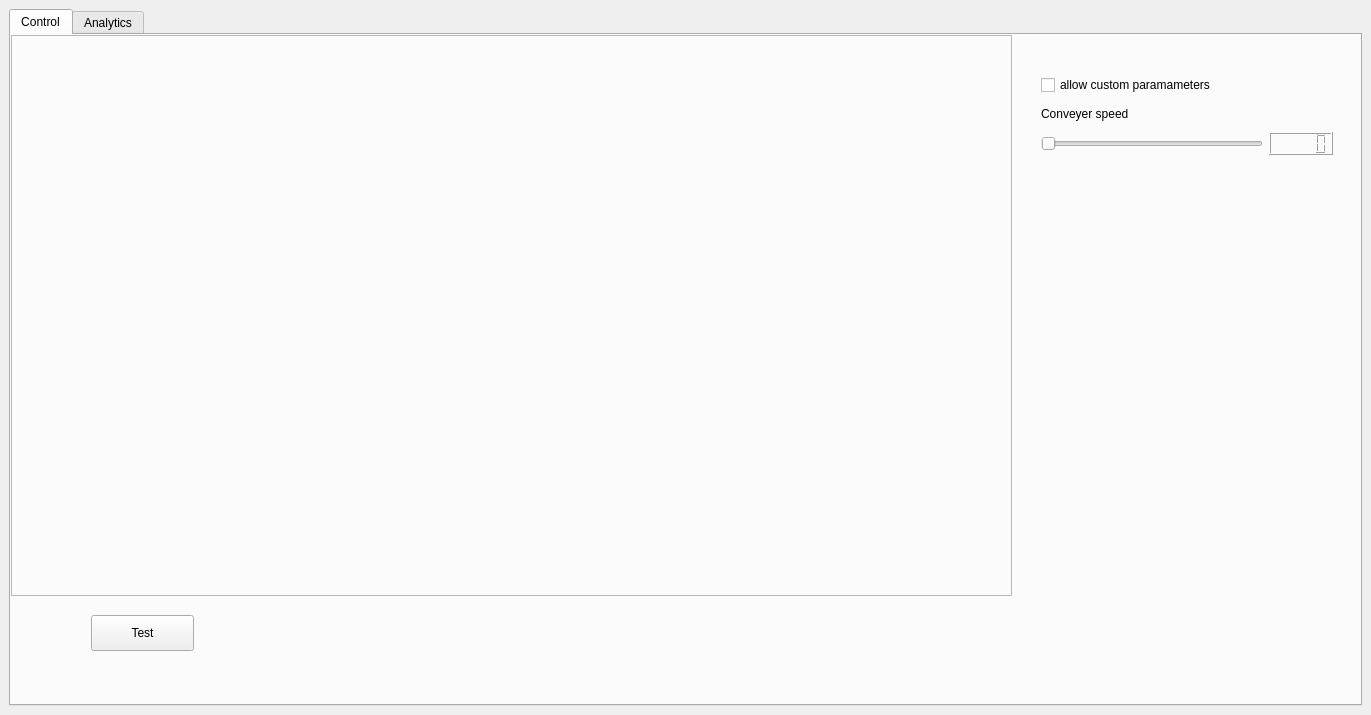
Before: the Qt Designer form production_line_ui/mainwindow.ui in heidikrisse/ProductionLineUi, drawn with Qt 5.
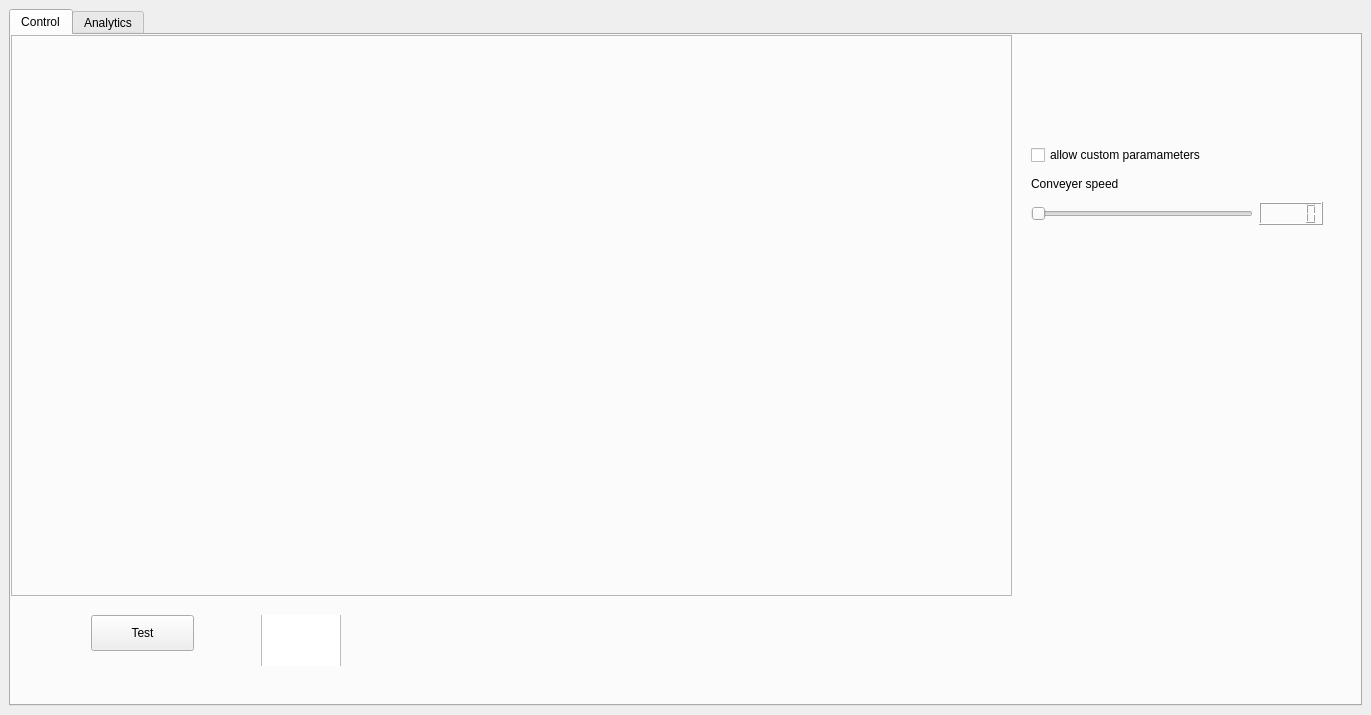
After: the same form once the commit is applied. Icons and pictures are not drawn.

```diff
--- a/production_line_ui/mainwindow.ui
+++ b/production_line_ui/mainwindow.ui
@@ -72,8 +72,8 @@
        <widget class="QWidget" name="gridLayoutWidget">
         <property name="geometry">
          <rect>
-          <x>1030</x>
-          <y>40</y>
+          <x>1020</x>
+          <y>110</y>
           <width>292</width>
           <height>80</height>
          </rect>
@@ -108,6 +108,33 @@
          </item>
         </layout>
        </widget>
+       <widget class="QCheckBox" name="checkBox">
+        <property name="geometry">
+         <rect>
+          <x>250</x>
+          <y>580</y>
+          <width>151</width>
+          <height>51</height>
+         </rect>
+        </property>
+        <property name="styleSheet">
+         <string notr="true">QCheckBox::indicator {
+	width: 80px;
+	height: 80px;
+}
+
+QCheckBox::indicator:checked {
+	image: url(&quot;:images/toggleBtn_on.png&quot;)
+}
+
+QCheckBox::indicator:unchecked {
+	image: url(&quot;:images/toggleBtn_off.png&quot;)
+}</string>
+        </property>
+        <property name="text">
+         <string/>
+        </property>
+       </widget>
       </widget>
       <widget class="QWidget" name="analytics">
        <attribute name="icon">
```
